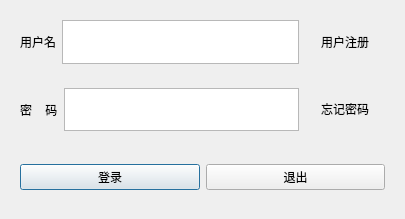
The window that login.ui (WitchElaina/BankSystem) describes before a commit, drawn with Qt 5.
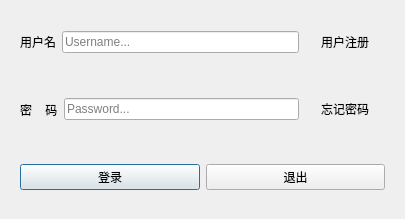
The same window after the commit.

```diff
--- a/login.ui
+++ b/login.ui
@@ -43,12 +43,15 @@
        </widget>
       </item>
       <item>
-       <widget class="QTextEdit" name="userName">
-        <property name="sizePolicy">
-         <sizepolicy hsizetype="Expanding" vsizetype="Ignored">
-          <horstretch>0</horstretch>
-          <verstretch>0</verstretch>
-         </sizepolicy>
+       <widget class="QLineEdit" name="userName">
+        <property name="maxLength">
+         <number>8</number>
+        </property>
+        <property name="echoMode">
+         <enum>QLineEdit::Normal</enum>
+        </property>
+        <property name="placeholderText">
+         <string>Username...</string>
         </property>
        </widget>
       </item>
@@ -91,25 +94,15 @@
        </widget>
       </item>
       <item>
-       <widget class="QTextEdit" name="userPassword">
-        <property name="sizePolicy">
-         <sizepolicy hsizetype="Expanding" vsizetype="Ignored">
-          <horstretch>0</horstretch>
-          <verstretch>0</verstretch>
-         </sizepolicy>
+       <widget class="QLineEdit" name="userPassword">
+        <property name="maxLength">
+         <number>32</number>
         </property>
-        <property name="html">
-         <string>&lt;!DOCTYPE HTML PUBLIC &quot;-//W3C//DTD HTML 4.0//EN&quot; &quot;http://www.w3.org/TR/REC-html40/strict.dtd&quot;&gt;
-&lt;html&gt;&lt;head&gt;&lt;meta name=&quot;qrichtext&quot; content=&quot;1&quot; /&gt;&lt;style type=&quot;text/css&quot;&gt;
-p, li { white-space: pre-wrap; }
-&lt;/style&gt;&lt;/head&gt;&lt;body style=&quot; font-family:'.AppleSystemUIFont'; font-size:13pt; font-weight:400; font-style:normal;&quot;&gt;
-&lt;p style=&quot;-qt-paragraph-type:empty; margin-top:0px; margin-bottom:0px; margin-left:0px; margin-right:0px; -qt-block-indent:0; text-indent:0px; font-family:'.AppleSystemUIFont';&quot;&gt;&lt;br /&gt;&lt;/p&gt;&lt;/body&gt;&lt;/html&gt;</string>
+        <property name="echoMode">
+         <enum>QLineEdit::Password</enum>
         </property>
-        <property name="overwriteMode">
-         <bool>false</bool>
-        </property>
-        <property name="textInteractionFlags">
-         <set>Qt::LinksAccessibleByKeyboard|Qt::LinksAccessibleByMouse|Qt::TextBrowserInteraction|Qt::TextSelectableByKeyboard|Qt::TextSelectableByMouse</set>
+        <property name="placeholderText">
+         <string>Password...</string>
         </property>
        </widget>
       </item>
```
Left out of the diff: 3 changed lines with no effect on the pictures.
